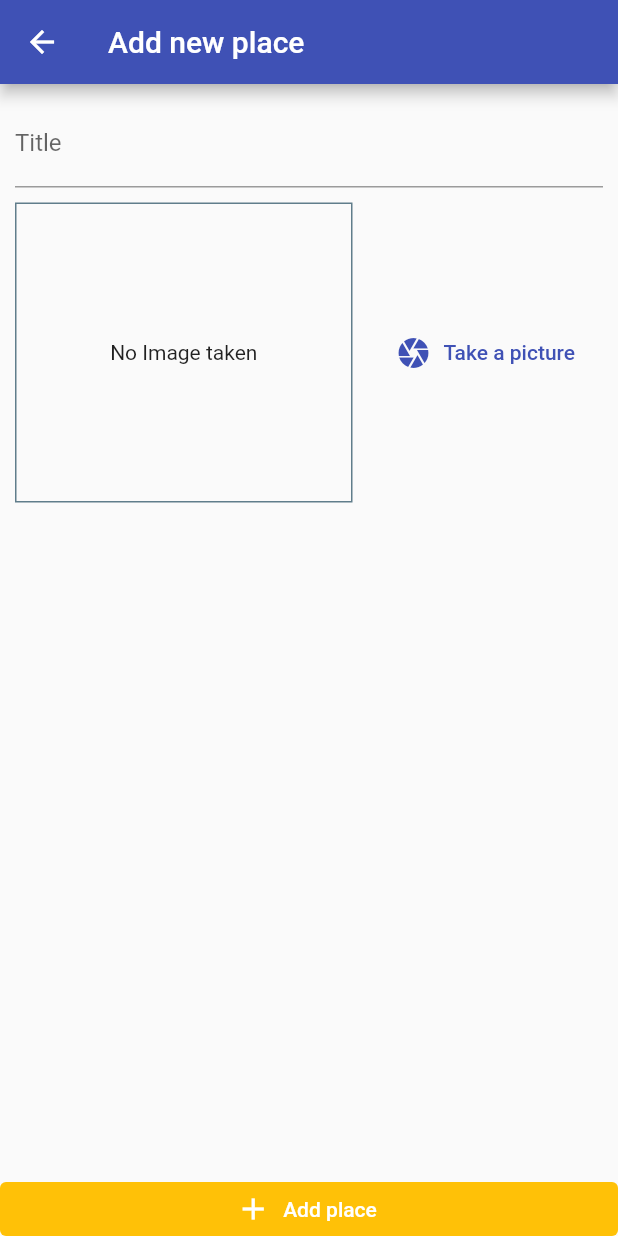
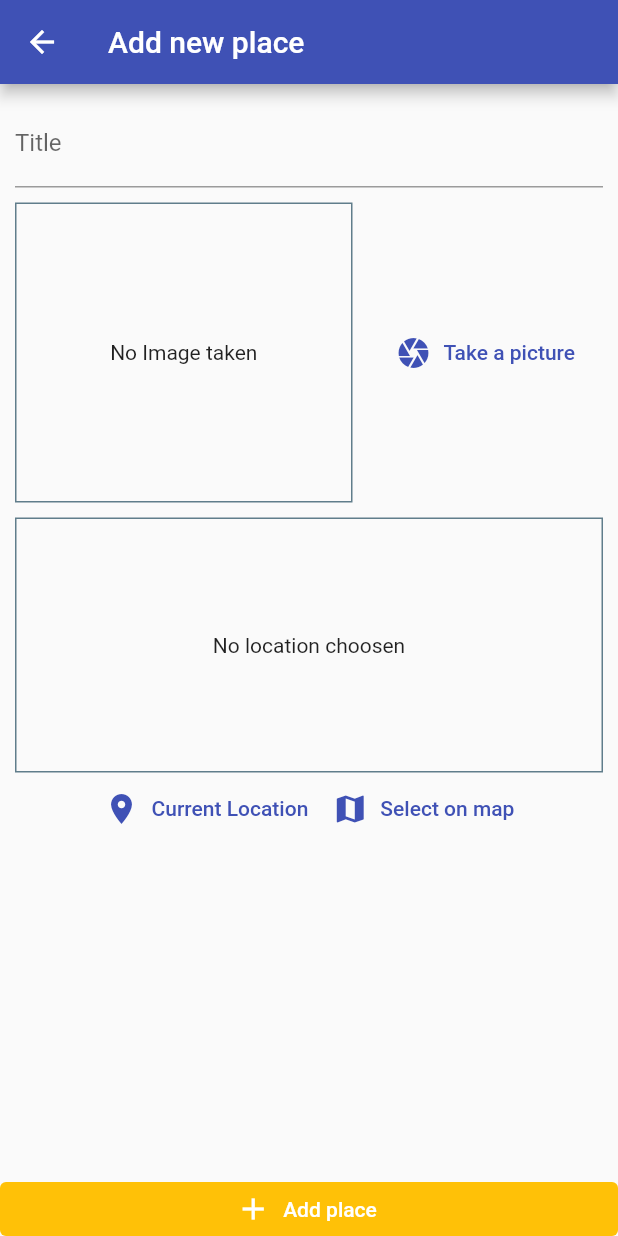
Before and after one commit to BartoszRudnik/LearningFlutter, a Flutter app: the screen it shows after launch, after a tap on the "add a photo" icon, on a phone screen of 412 x 824 dp. Run offline on Flutter 3.47's test engine with Material 2 defaults, Android fonts, the phone set to English and light mode, and no system bars; our stand-ins replace image_picker, location, shared_preferences, sqflite; accounts and stored records are empty.

Commit message:
working with device database && location

```diff
--- /dev/null
+++ b/placesapp/lib/helpers/dbHelper.dart
@@ -0,0 +1,27 @@
+import 'package:sqflite/sqflite.dart' as sql;
+import 'package:path/path.dart' as path;
+import 'package:sqflite/sqlite_api.dart';
+
+class DBHelper {
+  static Future<Database> database() async {
+    final dbPath = await sql.getDatabasesPath();
+    return sql.openDatabase(path.join(dbPath, 'places.db'), onCreate: (db, version) {
+      return db.execute('CREATE TABLE user_places(id TEXT PRIMARY KEY, title TEXT, image TEXT)');
+    }, version: 1);
+  }
+
+  static Future<void> insert(String table, Map<String, Object> data) async {
+    final db = await DBHelper.database();
+    db.insert(
+      table,
+      data,
+      conflictAlgorithm: sql.ConflictAlgorithm.replace,
+    );
+  }
+
+  static Future<List<Map<String, dynamic>>> getData(String table) async {
+    final db = await DBHelper.database();
+
+    return db.query(table);
+  }
+}
--- /dev/null
+++ b/placesapp/lib/helpers/locationHelper.dart
@@ -0,0 +1,7 @@
+const GOOGLE_API_KEY = '';
+
+class LocationHelper {
+  static String generateLocationPreviewImage({double latitude, double longitude}) {
+    return 'https://maps.googleapis.com/maps/api/staticmap?center=&$latitude,$longitude&zoom=16&size=600x300&maptype=roadmap&markers=color:red%7Clabel:A%7C$latitude,$longitude&key=$GOOGLE_API_KEY';
+  }
+}
--- a/placesapp/lib/providers/greatPlaces.dart
+++ b/placesapp/lib/providers/greatPlaces.dart
@@ -1,4 +1,7 @@
+import 'dart:io';
+
 import 'package:flutter/foundation.dart';
+import '../helpers/dbHelper.dart';
 
 import '../models/place.dart';
 
@@ -8,4 +11,37 @@ class GreatPlaces with ChangeNotifier {
   List<Place> get items {
     return [...this._items];
   }
+
+  void addPlace(String title, File image) {
+    final newPlace = Place(
+      id: DateTime.now().toString(),
+      title: title,
+      location: null,
+      image: image,
+    );
+
+    this._items.add(newPlace);
+    notifyListeners();
+
+    DBHelper.insert('user_places', {
+      'id': newPlace.id,
+      'title': newPlace.title,
+      'image': newPlace.image.path,
+    });
+  }
+
+  Future<void> fetchAndSetPlaces() async {
+    final dataList = await DBHelper.getData('user_places');
+    this._items = dataList
+        .map(
+          (e) => Place(
+            id: e['id'],
+            image: File(e['image']),
+            title: e['title'],
+            location: null,
+          ),
+        )
+        .toList();
+    notifyListeners();
+  }
 }
--- a/placesapp/lib/screens/addPlace.dart
+++ b/placesapp/lib/screens/addPlace.dart
@@ -1,6 +1,11 @@
+import 'dart:io';
+
 import 'package:flutter/material.dart';
+import 'package:provider/provider.dart';
 
+import '../providers/greatPlaces.dart';
 import '../widgets/imageInput.dart';
+import '../widgets/locationInput.dart';
 
 class AddPlace extends StatefulWidget {
   static const routeName = '/addPlace';
@@ -11,12 +16,30 @@ class AddPlace extends StatefulWidget {
 
 class _AddPlaceState extends State<AddPlace> {
   final _titleController = TextEditingController();
+  File _pickedImage;
+
+  void _selectImage(File file) {
+    _pickedImage = file;
+  }
+
+  void _savePlace() {
+    if (this._titleController.text.isEmpty || this._pickedImage == null) {
+      return;
+    }
+
+    Provider.of<GreatPlaces>(context, listen: false).addPlace(
+      this._titleController.text,
+      this._pickedImage,
+    );
+
+    Navigator.of(context).pop();
+  }
 
   @override
   Widget build(BuildContext context) {
     return Scaffold(
       appBar: AppBar(
-        title: Text('Add new place'),
+        title: const Text('Add new place'),
       ),
       body: Column(
         crossAxisAlignment: CrossAxisAlignment.stretch,
@@ -24,24 +47,30 @@ class _AddPlaceState extends State<AddPlace> {
           Expanded(
             child: SingleChildScrollView(
               child: Padding(
-                padding: EdgeInsets.all(10),
+                padding: const EdgeInsets.all(10),
                 child: Column(
                   children: <Widget>[
                     TextField(
-                      decoration: InputDecoration(labelText: 'Title'),
+                      decoration: const InputDecoration(labelText: 'Title'),
                       controller: this._titleController,
                     ),
                     SizedBox(
                       height: 10,
                     ),
-                    ImageInput(),
+                    ImageInput(
+                      onSelectImage: _selectImage,
+                    ),
+                    SizedBox(
+                      height: 10,
+                    ),
+                    LocationInput(),
                   ],
                 ),
               ),
             ),
           ),
           ElevatedButton.icon(
-            onPressed: () {},
+            onPressed: _savePlace,
             icon: Icon(Icons.add),
             label: Text('Add place'),
             style: ButtonStyle(
--- a/placesapp/lib/screens/placesList.dart
+++ b/placesapp/lib/screens/placesList.dart
@@ -1,12 +1,14 @@
 import 'package:flutter/material.dart';
+import 'package:placesapp/providers/greatPlaces.dart';
 import 'package:placesapp/screens/addPlace.dart';
+import 'package:provider/provider.dart';
 
 class PlacesList extends StatelessWidget {
   @override
   Widget build(BuildContext context) {
     return Scaffold(
       appBar: AppBar(
-        title: Text('Your places'),
+        title: const Text('Your places'),
         actions: <Widget>[
           IconButton(
             icon: Icon(Icons.add_a_photo),
@@ -16,8 +18,31 @@ class PlacesList extends StatelessWidget {
           ),
         ],
       ),
-      body: Center(
-        child: CircularProgressIndicator(),
+      body: FutureBuilder(
+        future: Provider.of<GreatPlaces>(context, listen: false).fetchAndSetPlaces(),
+        builder: (context, snapshot) => snapshot.connectionState == ConnectionState.waiting
+            ? Center(
+                child: CircularProgressIndicator(),
+              )
+            : Consumer<GreatPlaces>(
+                child: Center(
+                  child: const Text('You have no places added, start adding new places!'),
+                ),
+                builder: (ctx, placesData, ch) => placesData.items.length <= 0
+                    ? ch
+                    : ListView.builder(
+                        itemBuilder: (ctx, index) => ListTile(
+                          leading: CircleAvatar(
+                            backgroundImage: FileImage(placesData.items[index].image),
+                          ),
+                          title: Text(
+                            placesData.items[index].title,
+                          ),
+                          onTap: () {},
+                        ),
+                        itemCount: placesData.items.length,
+                      ),
+              ),
       ),
     );
   }
--- /dev/null
+++ b/placesapp/lib/widgets/locationInput.dart
@@ -0,0 +1,74 @@
+import 'package:flutter/material.dart';
+import 'package:location/location.dart';
+import 'package:placesapp/helpers/locationHelper.dart';
+
+class LocationInput extends StatefulWidget {
+  @override
+  _LocationInputState createState() => _LocationInputState();
+}
+
+class _LocationInputState extends State<LocationInput> {
+  String _previewImageUrl;
+
+  Future<void> _getCurrentUserLocation() async {
+    final locationData = await Location().getLocation();
+    final staticMapImageUrl = LocationHelper.generateLocationPreviewImage(
+      longitude: locationData.longitude,
+      latitude: locationData.latitude,
+    );
+
+    setState(() {
+      _previewImageUrl = staticMapImageUrl;
+    });
+  }
+
+  @override
+  Widget build(BuildContext context) {
+    return Column(
+      children: <Widget>[
+        Container(
+          decoration: BoxDecoration(
+            border: Border.all(
+              width: 1,
+              color: Colors.blueGrey,
+            ),
+          ),
+          alignment: Alignment.center,
+          height: 170,
+          width: double.infinity,
+          child: _previewImageUrl == null
+              ? Text(
+                  'No location choosen',
+                  textAlign: TextAlign.center,
+                )
+              : Image.network(
+                  _previewImageUrl,
+                  fit: BoxFit.cover,
+                  width: double.infinity,
+                ),
+        ),
+        Row(
+          mainAxisAlignment: MainAxisAlignment.center,
+          children: <Widget>[
+            TextButton.icon(
+              onPressed: this._getCurrentUserLocation,
+              icon: Icon(Icons.location_on),
+              label: Text(
+                'Current Location',
+                style: TextStyle(color: Theme.of(context).primaryColor),
+              ),
+            ),
+            TextButton.icon(
+              onPressed: () {},
+              icon: Icon(Icons.map),
+              label: Text(
+                'Select on map',
+                style: TextStyle(color: Theme.of(context).primaryColor),
+              ),
+            ),
+          ],
+        )
+      ],
+    );
+  }
+}
--- a/placesapp/pubspec.yaml
+++ b/placesapp/pubspec.yaml
@@ -24,6 +24,11 @@ dependencies:
   flutter:
     sdk: flutter
   provider: ^4.3.3
+  image_picker: ^0.6.7+22
+  path_provider: ^1.6.28
+  path: ^1.7.0
+  sqflite: ^2.0.0+3
+  location: ^3.2.4
 
 
   # The following adds the Cupertino Icons font to your application.
--- a/shopApp/pubspec.yaml
+++ b/shopApp/pubspec.yaml
@@ -27,6 +27,7 @@ dependencies:
   intl: ^0.15.0
   http: ^0.12.0+2
   shared_preferences: ^0.5.3+4
+
 
 
   # The following adds the Cupertino Icons font to your application.
```
Also changed, not shown: placesapp/lib/widgets/imageInput.dart (+30 -1 lines), placesapp/pubspec.lock, 1 other file.
